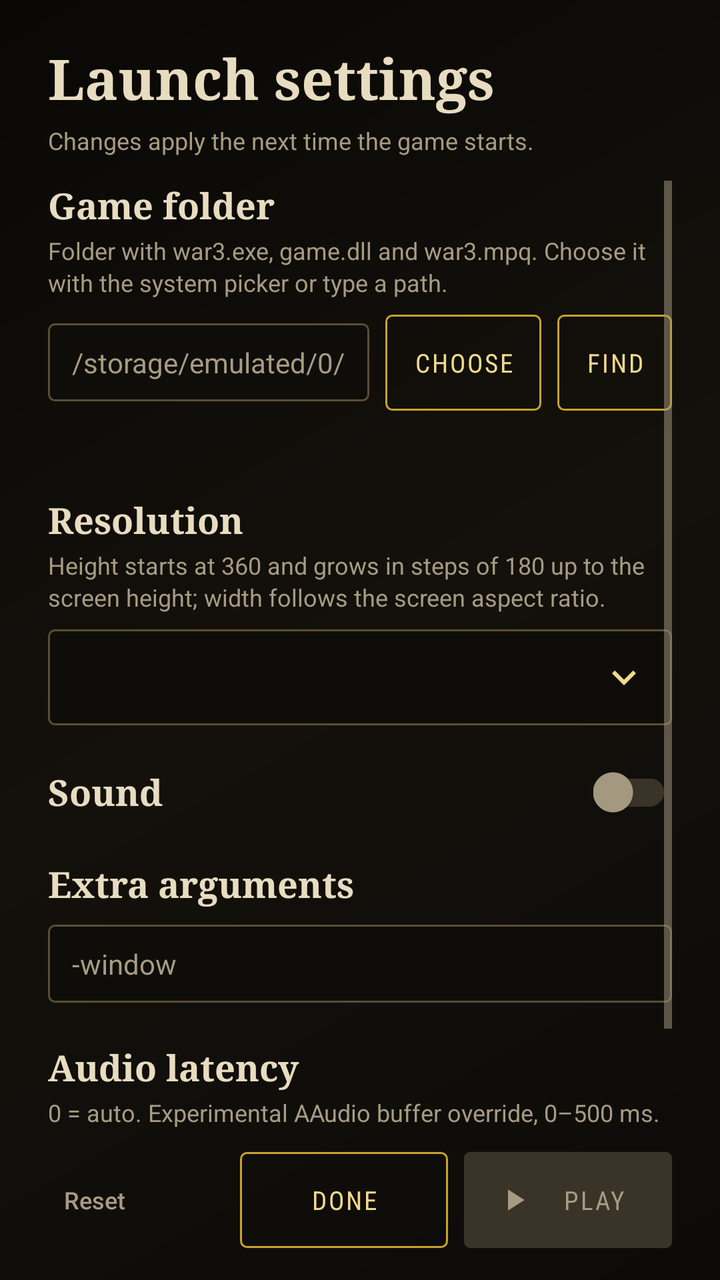
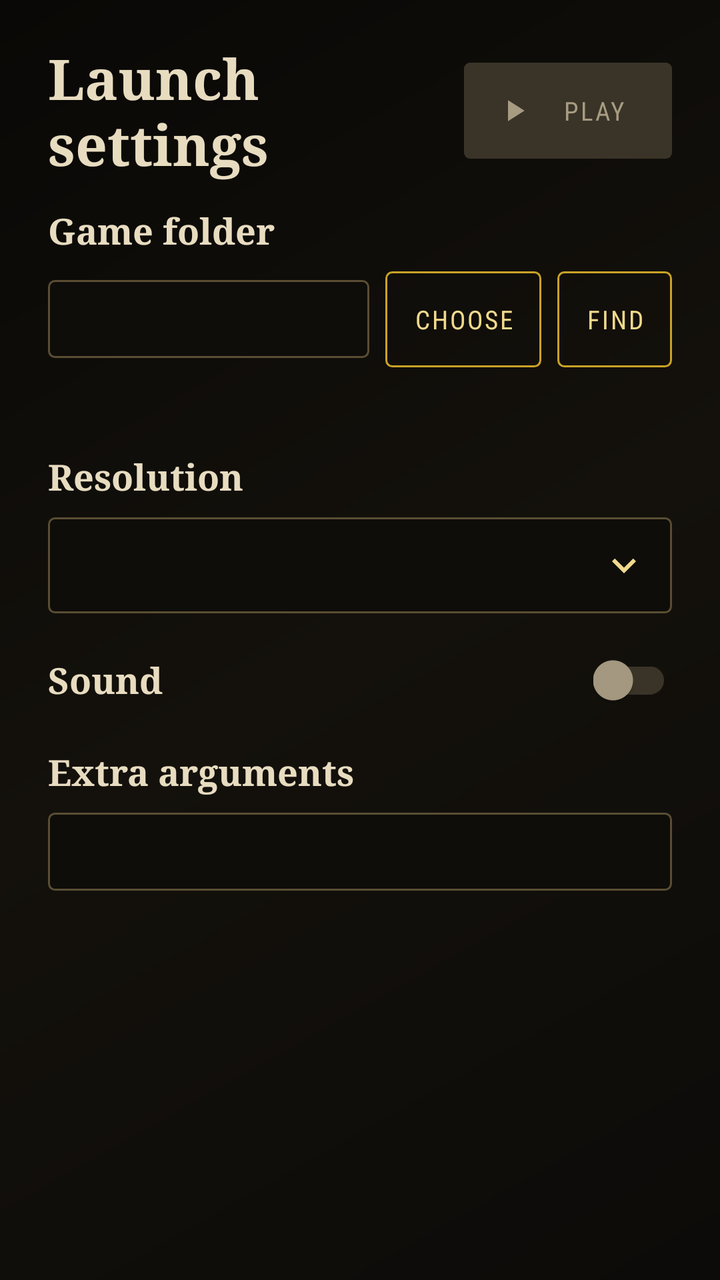

Before-and-after screenshots of an Android layout around one commit, followed by the original layout XML and the change that was made.
<!-- AndroidManifest.xml: activity theme Wc3LaunchTheme -->
<!-- res/layout/activity_launch_settings.xml -->
<?xml version="1.0" encoding="utf-8"?>
<LinearLayout xmlns:android="http://schemas.android.com/apk/res/android"
    xmlns:app="http://schemas.android.com/apk/res-auto"
    android:layout_width="match_parent"
    android:layout_height="match_parent"
    android:background="@drawable/bg_launch"
    android:orientation="vertical"
    android:paddingStart="24dp"
    android:paddingTop="20dp"
    android:paddingEnd="24dp"
    android:paddingBottom="16dp">

    <TextView
        style="@style/Wc3Title"
        android:layout_width="match_parent"
        android:layout_height="wrap_content"
        android:text="@string/launch_title" />

    <TextView
        style="@style/Wc3Helper"
        android:layout_width="match_parent"
        android:layout_height="wrap_content"
        android:layout_marginTop="4dp"
        android:text="@string/launch_subtitle" />

    <LinearLayout
        android:id="@+id/error_banner"
        android:layout_width="match_parent"
        android:layout_height="wrap_content"
        android:layout_marginTop="12dp"
        android:background="@drawable/bg_error_banner"
        android:gravity="center_vertical"
        android:orientation="horizontal"
        android:padding="12dp"
        android:visibility="gone">

        <TextView
            android:id="@+id/error_text"
            style="@style/Wc3ErrorText"
            android:layout_width="0dp"
            android:layout_height="wrap_content"
            android:layout_marginEnd="12dp"
            android:layout_weight="1" />

        <Button
            android:id="@+id/grant_button"
            style="@style/Wc3ButtonGhost"
            android:layout_width="wrap_content"
            android:layout_height="40dp"
            android:minHeight="40dp"
            android:minWidth="0dp"
            android:paddingStart="12dp"
            android:paddingEnd="12dp"
            android:text="@string/launch_grant"
            android:textSize="11sp" />
    </LinearLayout>

    <ScrollView
        android:layout_width="match_parent"
        android:layout_height="0dp"
        android:layout_marginTop="12dp"
        android:layout_weight="1"
        android:clipToPadding="false"
        android:overScrollMode="never">

        <LinearLayout
            android:layout_width="match_parent"
            android:layout_height="wrap_content"
            android:orientation="vertical"
            android:paddingBottom="8dp">

            <TextView
                style="@style/Wc3RowLabel"
                android:layout_width="match_parent"
                android:layout_height="wrap_content"
                android:text="@string/launch_folder_label" />

            <TextView
                style="@style/Wc3Helper"
                android:layout_width="match_parent"
                android:layout_height="wrap_content"
                android:layout_marginTop="2dp"
                android:text="@string/launch_folder_help" />

            <LinearLayout
                android:layout_width="match_parent"
                android:layout_height="wrap_content"
                android:layout_marginTop="8dp"
                android:baselineAligned="false"
                android:gravity="center_vertical"
                android:orientation="horizontal">

                <EditText
                    android:id="@+id/folder_input"
                    style="@style/Wc3Field"
                    android:layout_width="0dp"
                    android:layout_height="wrap_content"
                    android:layout_weight="1"
                    android:hint="@string/launch_folder_hint"
                    android:importantForAutofill="no"
                    android:inputType="textNoSuggestions"
                    android:maxLength="1000"
                    android:saveEnabled="false" />

                <Button
                    android:id="@+id/choose_folder_button"
                    style="@style/Wc3ButtonGhost"
                    android:layout_width="wrap_content"
                    android:layout_height="48dp"
                    android:layout_marginStart="8dp"
                    android:minWidth="0dp"
                    android:paddingStart="14dp"
                    android:paddingEnd="14dp"
                    android:text="@string/launch_folder_choose" />

                <Button
                    android:id="@+id/find_folder_button"
                    style="@style/Wc3ButtonGhost"
                    android:layout_width="wrap_content"
                    android:layout_height="48dp"
                    android:layout_marginStart="8dp"
                    android:minWidth="0dp"
                    android:paddingStart="14dp"
                    android:paddingEnd="14dp"
                    android:text="@string/launch_folder_find" />
            </LinearLayout>

            <TextView
                android:id="@+id/folder_status"
                style="@style/Wc3Helper"
                android:layout_width="match_parent"
                android:layout_height="wrap_content"
                android:layout_marginTop="6dp"
                android:accessibilityLiveRegion="polite" />

            <TextView
                style="@style/Wc3RowLabel"
                android:layout_width="match_parent"
                android:layout_height="wrap_content"
                android:layout_marginTop="20dp"
                android:text="@string/launch_resolution_label" />

            <TextView
                style="@style/Wc3Helper"
                android:layout_width="match_parent"
                android:layout_height="wrap_content"
                android:layout_marginTop="2dp"
                android:text="@string/launch_resolution_help" />

            <FrameLayout
                android:layout_width="match_parent"
                android:layout_height="48dp"
                android:layout_marginTop="8dp">

                <Spinner
                    android:id="@+id/resolution_spinner"
                    style="@style/Wc3Spinner"
                    android:layout_width="match_parent"
                    android:layout_height="match_parent"
                    android:saveEnabled="false" />

                <ImageView
                    android:layout_width="24dp"
                    android:layout_height="24dp"
                    android:layout_gravity="end|center_vertical"
                    android:layout_marginEnd="12dp"
                    android:clickable="false"
                    android:focusable="false"
                    android:importantForAccessibility="no"
                    android:src="@drawable/ic_expand_more"
                    android:tint="@color/launch_gold_light" />
            </FrameLayout>

            <LinearLayout
                android:layout_width="match_parent"
                android:layout_height="wrap_content"
                android:layout_marginTop="20dp"
                android:gravity="center_vertical"
                android:orientation="horizontal">

                <TextView
                    style="@style/Wc3RowLabel"
                    android:layout_width="0dp"
                    android:layout_height="wrap_content"
                    android:layout_weight="1"
                    android:text="@string/launch_sound_label" />

                <androidx.appcompat.widget.SwitchCompat
                    android:id="@+id/sound_switch"
                    android:layout_width="wrap_content"
                    android:layout_height="wrap_content"
                    android:contentDescription="@string/launch_sound_label"
                    android:saveEnabled="false"
                    app:thumbTint="@color/switch_thumb"
                    app:trackTint="@color/switch_track" />
            </LinearLayout>

            <TextView
                style="@style/Wc3RowLabel"
                android:layout_width="match_parent"
                android:layout_height="wrap_content"
                android:layout_marginTop="20dp"
                android:text="@string/launch_args_label" />

            <EditText
                android:id="@+id/args_input"
                style="@style/Wc3Field"
                android:layout_width="match_parent"
                android:layout_height="wrap_content"
                android:layout_marginTop="8dp"
                android:hint="@string/launch_args_hint"
                android:importantForAutofill="no"
                android:inputType="textNoSuggestions"
                android:maxLength="200"
                android:saveEnabled="false" />

            <TextView
                style="@style/Wc3RowLabel"
                android:layout_width="match_parent"
                android:layout_height="wrap_content"
                android:layout_marginTop="20dp"
                android:text="@string/launch_latency_label" />

            <TextView
                style="@style/Wc3Helper"
                android:layout_width="match_parent"
                android:layout_height="wrap_content"
                android:layout_marginTop="2dp"
                android:text="@string/launch_latency_help" />

            <EditText
                android:id="@+id/latency_input"
                style="@style/Wc3Field"
                android:layout_width="120dp"
                android:layout_height="wrap_content"
                android:layout_marginTop="8dp"
                android:gravity="center"
                android:hint="@string/launch_latency_hint"
                android:importantForAutofill="no"
                android:inputType="number"
                android:maxLength="3"
                android:saveEnabled="false" />
        </LinearLayout>
    </ScrollView>

    <LinearLayout
        android:layout_width="match_parent"
        android:layout_height="wrap_content"
        android:gravity="center_vertical"
        android:orientation="horizontal"
        android:paddingTop="12dp">

        <Button
            android:id="@+id/reset_button"
            style="?android:attr/borderlessButtonStyle"
            android:layout_width="wrap_content"
            android:layout_height="48dp"
            android:minWidth="0dp"
            android:paddingStart="8dp"
            android:paddingEnd="8dp"
            android:text="@string/launch_reset"
            android:textAllCaps="false"
            android:textColor="@color/launch_muted"
            android:textSize="12sp" />

        <Space
            android:layout_width="0dp"
            android:layout_height="1dp"
            android:layout_weight="1" />

        <Button
            android:id="@+id/done_button"
            style="@style/Wc3ButtonGhost"
            android:layout_width="wrap_content"
            android:layout_height="48dp"
            android:text="@string/launch_done" />

        <Button
            android:id="@+id/play_button"
            style="@style/Wc3ButtonPrimary"
            android:layout_width="wrap_content"
            android:layout_height="48dp"
            android:layout_marginStart="8dp"
            android:drawableStart="@drawable/ic_play"
            android:drawablePadding="8dp"
            android:drawableTint="@color/button_primary_text"
            android:enabled="false"
            android:text="@string/launch_play" />
    </LinearLayout>
</LinearLayout>
<!-- resources referenced by this layout -->
<resources>
  <color name="launch_gold_light">#F0D98C</color>
  <color name="launch_muted">#A79B82</color>
  <!-- drawable ic_expand_more (drawable) -->
  <vector xmlns:android="http://schemas.android.com/apk/res/android"
      android:width="24dp"
      android:height="24dp"
      android:viewportWidth="24"
      android:viewportHeight="24">
      <path
          android:fillColor="#FFFFFFFF"
          android:pathData="M7.41,8.59L12,13.17l4.59,-4.58L18,10l-6,6l-6,-6z" />
  </vector>
  <string name="launch_args_hint" translatable="false">-window</string>
  <string name="launch_args_label">Extra arguments</string>
  <string name="launch_done">Done</string>
  <string name="launch_folder_choose">Choose</string>
  <string name="launch_folder_find">Find</string>
  <string name="launch_folder_help">Folder with war3.exe, game.dll and war3.mpq. Choose it with the system picker or type a path.</string>
  <string name="launch_folder_hint" translatable="false">/storage/emulated/0/Warcraft 3</string>
  <string name="launch_folder_label">Game folder</string>
  <string name="launch_grant">Grant access</string>
  <string name="launch_latency_help">0 = auto. Experimental AAudio buffer override, 0–500 ms.</string>
  <string name="launch_latency_hint" translatable="false">0</string>
  <string name="launch_latency_label">Audio latency</string>
  <string name="launch_play">Play</string>
  <string name="launch_reset">Reset</string>
  <string name="launch_resolution_help">Height starts at 360 and grows in steps of 180 up to the screen height; width follows the screen aspect ratio.</string>
  <string name="launch_resolution_label">Resolution</string>
  <string name="launch_sound_label">Sound</string>
  <string name="launch_subtitle">Changes apply the next time the game starts.</string>
  <string name="launch_title">Launch settings</string>
  <style name="Wc3ErrorText">
          <item name="android:fontFamily">sans-serif</item>
          <item name="android:textSize">12sp</item>
          <item name="android:textColor">@color/launch_parchment</item>
          <item name="android:lineSpacingExtra">2dp</item>
      </style>
  <style name="Wc3Helper">
          <item name="android:fontFamily">sans-serif</item>
          <item name="android:textSize">12sp</item>
          <item name="android:textColor">@color/launch_muted</item>
          <item name="android:lineSpacingExtra">2dp</item>
      </style>
  <style name="Wc3RowLabel">
          <item name="android:fontFamily">serif</item>
          <item name="android:textSize">18sp</item>
          <item name="android:textStyle">bold</item>
          <item name="android:textColor">@color/launch_parchment</item>
      </style>
  <style name="Wc3Spinner">
          <item name="android:background">@drawable/bg_field</item>
          <item name="android:backgroundTint">@null</item>
          <item name="android:spinnerMode">dropdown</item>
          <item name="android:popupBackground">@color/launch_panel</item>
          <item name="android:popupElevation">4dp</item>
      </style>
  <style name="Wc3Title">
          <item name="android:fontFamily">serif</item>
          <item name="android:textSize">28sp</item>
          <item name="android:textStyle">bold</item>
          <item name="android:textColor">@color/launch_parchment</item>
      </style>
  <style name="Wc3LaunchTheme" parent="Wc3LaunchTheme.Base" />
  <color name="launch_error_bg">#2A1713</color>
  <color name="launch_error_stroke">#6E342B</color>
  <color name="launch_bg">#0C0B09</color>
  <color name="launch_button_text">#1A1307</color>
  <color name="launch_parchment">#E8DCC0</color>
  <color name="launch_panel">#15130F</color>
  <color name="launch_gold">#C9A227</color>
  <color name="launch_line">#3A3428</color>
  <color name="launch_field">#0E0D0A</color>
  <color name="launch_field_stroke">#5A4D33</color>
  <!-- unchanged entries left out for length: 10 -->
</resources>

<!-- the commit's change to res/layout/activity_launch_settings.xml (unified diff, before → after) -->
@@ -10,18 +10,31 @@
     android:paddingEnd="24dp"
     android:paddingBottom="16dp">
 
-    <TextView
-        style="@style/Wc3Title"
+    <LinearLayout
         android:layout_width="match_parent"
         android:layout_height="wrap_content"
-        android:text="@string/launch_title" />
-
-    <TextView
-        style="@style/Wc3Helper"
-        android:layout_width="match_parent"
-        android:layout_height="wrap_content"
-        android:layout_marginTop="4dp"
-        android:text="@string/launch_subtitle" />
+        android:gravity="center_vertical"
+        android:orientation="horizontal">
+
+        <TextView
+            style="@style/Wc3Title"
+            android:layout_width="0dp"
+            android:layout_height="wrap_content"
+            android:layout_weight="1"
+            android:text="@string/launch_title" />
+
+        <Button
+            android:id="@+id/play_button"
+            style="@style/Wc3ButtonPrimary"
+            android:layout_width="wrap_content"
+            android:layout_height="48dp"
+            android:layout_marginStart="16dp"
+            android:drawableStart="@drawable/ic_play"
+            android:drawablePadding="8dp"
+            android:drawableTint="@color/button_primary_text"
+            android:enabled="false"
+            android:text="@string/launch_play" />
+    </LinearLayout>
 
     <LinearLayout
         android:id="@+id/error_banner"
@@ -75,13 +88,6 @@
                 android:layout_height="wrap_content"
                 android:text="@string/launch_folder_label" />
 
-            <TextView
-                style="@style/Wc3Helper"
-                android:layout_width="match_parent"
-                android:layout_height="wrap_content"
-                android:layout_marginTop="2dp"
-                android:text="@string/launch_folder_help" />
-
             <LinearLayout
                 android:layout_width="match_parent"
                 android:layout_height="wrap_content"
@@ -96,7 +102,6 @@
                     android:layout_width="0dp"
                     android:layout_height="wrap_content"
                     android:layout_weight="1"
-                    android:hint="@string/launch_folder_hint"
                     android:importantForAutofill="no"
                     android:inputType="textNoSuggestions"
                     android:maxLength="1000"
@@ -140,13 +145,6 @@
                 android:layout_marginTop="20dp"
                 android:text="@string/launch_resolution_label" />
 
-            <TextView
-                style="@style/Wc3Helper"
-                android:layout_width="match_parent"
-                android:layout_height="wrap_content"
-                android:layout_marginTop="2dp"
-                android:text="@string/launch_resolution_help" />
-
             <FrameLayout
                 android:layout_width="match_parent"
                 android:layout_height="48dp"
@@ -208,83 +206,10 @@
                 android:layout_width="match_parent"
                 android:layout_height="wrap_content"
                 android:layout_marginTop="8dp"
-                android:hint="@string/launch_args_hint"
                 android:importantForAutofill="no"
                 android:inputType="textNoSuggestions"
                 android:maxLength="200"
                 android:saveEnabled="false" />
-
-            <TextView
-                style="@style/Wc3RowLabel"
-                android:layout_width="match_parent"
-                android:layout_height="wrap_content"
-                android:layout_marginTop="20dp"
-                android:text="@string/launch_latency_label" />
-
-            <TextView
-                style="@style/Wc3Helper"
-                android:layout_width="match_parent"
-                android:layout_height="wrap_content"
-                android:layout_marginTop="2dp"
-                android:text="@string/launch_latency_help" />
-
-            <EditText
-                android:id="@+id/latency_input"
-                style="@style/Wc3Field"
-                android:layout_width="120dp"
-                android:layout_height="wrap_content"
-                android:layout_marginTop="8dp"
-                android:gravity="center"
-                android:hint="@string/launch_latency_hint"
-                android:importantForAutofill="no"
-                android:inputType="number"
-                android:maxLength="3"
-                android:saveEnabled="false" />
         </LinearLayout>
     </ScrollView>
-
-    <LinearLayout
-        android:layout_width="match_parent"
-        android:layout_height="wrap_content"
-        android:gravity="center_vertical"
-        android:orientation="horizontal"
-        android:paddingTop="12dp">
-
-        <Button
-            android:id="@+id/reset_button"
-            style="?android:attr/borderlessButtonStyle"
-            android:layout_width="wrap_content"
-            android:layout_height="48dp"
-            android:minWidth="0dp"
-            android:paddingStart="8dp"
-            android:paddingEnd="8dp"
-            android:text="@string/launch_reset"
-            android:textAllCaps="false"
-            android:textColor="@color/launch_muted"
-            android:textSize="12sp" />
-
-        <Space
-            android:layout_width="0dp"
-            android:layout_height="1dp"
-            android:layout_weight="1" />
-
-        <Button
-            android:id="@+id/done_button"
-            style="@style/Wc3ButtonGhost"
-            android:layout_width="wrap_content"
-            android:layout_height="48dp"
-            android:text="@string/launch_done" />
-
-        <Button
-            android:id="@+id/play_button"
-            style="@style/Wc3ButtonPrimary"
-            android:layout_width="wrap_content"
-            android:layout_height="48dp"
-            android:layout_marginStart="8dp"
-            android:drawableStart="@drawable/ic_play"
-            android:drawablePadding="8dp"
-            android:drawableTint="@color/button_primary_text"
-            android:enabled="false"
-            android:text="@string/launch_play" />
-    </LinearLayout>
 </LinearLayout>
<!-- resource entries referenced after the edit -->
@@ -12,24 +12,14 @@
           android:fillColor="#FFFFFFFF"
           android:pathData="M7.41,8.59L12,13.17l4.59,-4.58L18,10l-6,6l-6,-6z" />
   </vector>
-  <string name="launch_args_hint" translatable="false">-window</string>
   <string name="launch_args_label">Extra arguments</string>
-  <string name="launch_done">Done</string>
   <string name="launch_folder_choose">Choose</string>
   <string name="launch_folder_find">Find</string>
-  <string name="launch_folder_help">Folder with war3.exe, game.dll and war3.mpq. Choose it with the system picker or type a path.</string>
-  <string name="launch_folder_hint" translatable="false">/storage/emulated/0/Warcraft 3</string>
   <string name="launch_folder_label">Game folder</string>
   <string name="launch_grant">Grant access</string>
-  <string name="launch_latency_help">0 = auto. Experimental AAudio buffer override, 0–500 ms.</string>
-  <string name="launch_latency_hint" translatable="false">0</string>
-  <string name="launch_latency_label">Audio latency</string>
   <string name="launch_play">Play</string>
-  <string name="launch_reset">Reset</string>
-  <string name="launch_resolution_help">Height starts at 360 and grows in steps of 180 up to the screen height; width follows the screen aspect ratio.</string>
   <string name="launch_resolution_label">Resolution</string>
   <string name="launch_sound_label">Sound</string>
-  <string name="launch_subtitle">Changes apply the next time the game starts.</string>
   <string name="launch_title">Launch settings</string>
   <style name="Wc3ErrorText">
           <item name="android:fontFamily">sans-serif</item>
